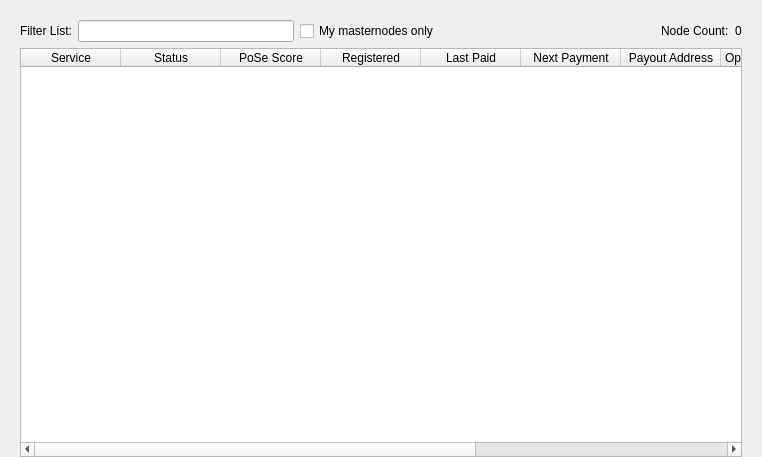
Qt form src/qt/forms/masternodelist.ui (BLOCXTECH/BLOCX) before a commit.
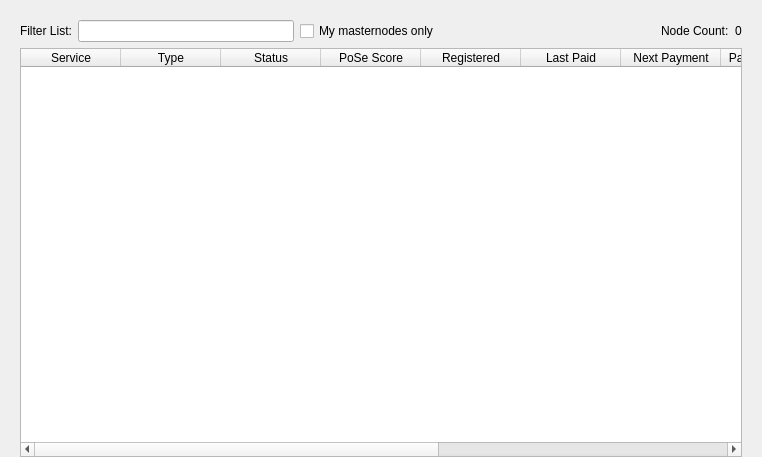
The same form after that commit.

```diff
--- a/src/qt/forms/masternodelist.ui
+++ b/src/qt/forms/masternodelist.ui
@@ -129,6 +129,11 @@
            <string>Service</string>
           </property>
          </column>
+		 <column>
+          <property name="text">
+           <string>Type</string>
+          </property>
+         </column>
          <column>
           <property name="text">
            <string>Status</string>
```
